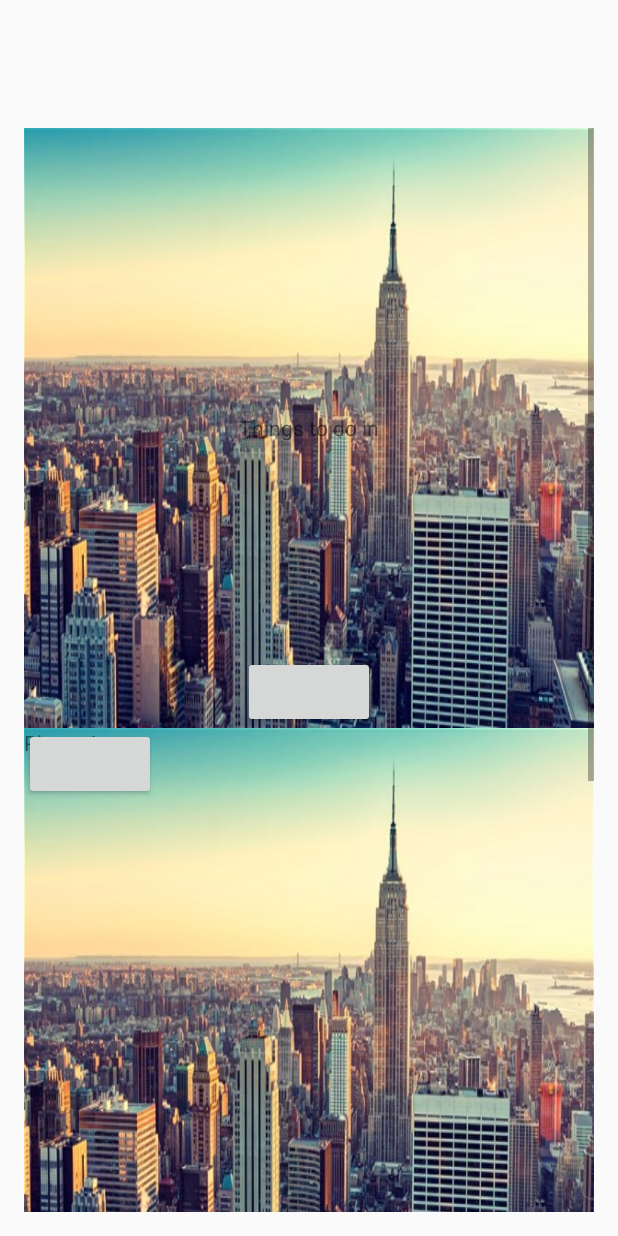
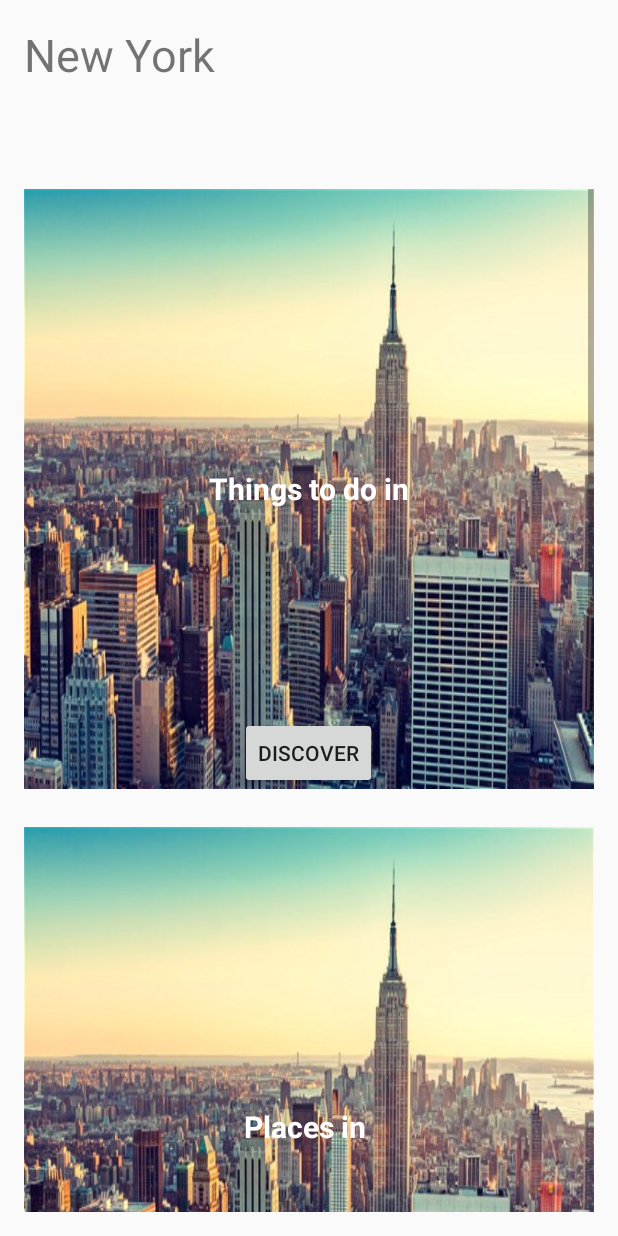
Before and after one commit to samramez/YahooHackaton, an Android app: the layout activity_result.xml on its own in the app's theme, with its tools: preview values and no code run, on a phone screen of 412 x 824 dp. Run offline under Robolectric (Android 15) with nearby library versions, the phone set to English and light mode, and no system bars.

Commit message:
Result activity Hardcoded version done.  I will now try to connect it with the API

```diff
--- a/app/src/main/AndroidManifest.xml
+++ b/app/src/main/AndroidManifest.xml
@@ -10,15 +10,18 @@
         <activity
             android:name=".MainActivity"
             android:label="@string/app_name" >
+
+        </activity>
+        <activity
+            android:name=".ResultActivity"
+            android:label="@string/title_activity_result" >
+
             <intent-filter>
                 <action android:name="android.intent.action.MAIN" />
 
                 <category android:name="android.intent.category.LAUNCHER" />
             </intent-filter>
-        </activity>
-        <activity
-            android:name=".ResultActivity"
-            android:label="@string/title_activity_result" >
+
         </activity>
     </application>
 
--- a/app/src/main/res/layout/activity_result.xml
+++ b/app/src/main/res/layout/activity_result.xml
@@ -6,7 +6,16 @@
     android:paddingRight="@dimen/activity_horizontal_margin"
     android:paddingTop="@dimen/activity_vertical_margin"
     android:paddingBottom="@dimen/activity_vertical_margin"
-    tools:context="com.samramez.yahoohackaton.ResultActivity">
+    tools:context="com.samramez.yahoohackaton.ResultActivity"
+    android:orientation="vertical">
+
+    <TextView
+        android:id="@+id/cityNameTextView"
+        android:layout_width="fill_parent"
+        android:layout_height="wrap_content"
+        android:textSize="30dp"
+        android:text="New York"/>
+
 
     <ScrollView
         android:layout_width="fill_parent"
@@ -24,7 +33,8 @@
 
             <FrameLayout
                 android:layout_width="fill_parent"
-                android:layout_height="wrap_content">
+                android:layout_height="wrap_content"
+                android:paddingBottom="25dp">
                 <ImageView
                     android:id="@+id/toDoImageView"
                     android:layout_width="fill_parent"
@@ -37,18 +47,24 @@
                     android:text="Things to do in"
                     android:layout_width="wrap_content"
                     android:layout_height="wrap_content"
+                    android:textColor="@color/abc_primary_text_material_dark"
+                    android:textStyle="bold"
+                    android:shadowColor="@color/bright_foreground_disabled_material_light"
+                    android:textSize="20dp"
                     android:layout_gravity="center" />
 
                 <Button
                     android:id="@+id/toDoButton"
                     android:layout_width="wrap_content"
                     android:layout_height="wrap_content"
+                    android:text="Discover"
                     android:layout_gravity="center_horizontal|bottom" />
             </FrameLayout>
 
             <FrameLayout
                 android:layout_width="fill_parent"
-                android:layout_height="wrap_content">
+                android:layout_height="wrap_content"
+                android:paddingBottom="25dp">
                 <ImageView
                     android:id="@+id/placesImageView"
                     android:layout_width="fill_parent"
@@ -60,18 +76,26 @@
                     android:id="@+id/placesTextView"
                     android:text="Places in "
                     android:layout_width="wrap_content"
+                    android:layout_gravity="center"
+                    android:textColor="@color/abc_primary_text_material_dark"
+                    android:textStyle="bold"
+                    android:shadowColor="@color/bright_foreground_disabled_material_light"
+                    android:textSize="20dp"
                     android:layout_height="wrap_content" />
 
                 <Button
                     android:id="@+id/placesButton"
                     android:layout_width="wrap_content"
-                    android:layout_height="wrap_content" />
+                    android:layout_height="wrap_content"
+                    android:text="Discover"
+                    android:layout_gravity="center_horizontal|bottom" />
             </FrameLayout>
 
 
             <FrameLayout
                 android:layout_width="fill_parent"
-                android:layout_height="wrap_content">
+                android:layout_height="wrap_content"
+                android:paddingBottom="25dp">
                 <ImageView
                     android:id="@+id/restaurantsImageView"
                     android:layout_width="fill_parent"
@@ -83,12 +107,19 @@
                     android:id="@+id/restaurantsTextView"
                     android:text="Restaurants in "
                     android:layout_width="wrap_content"
+                    android:layout_gravity="center"
+                    android:textColor="@color/abc_primary_text_material_dark"
+                    android:textStyle="bold"
+                    android:shadowColor="@color/bright_foreground_disabled_material_light"
+                    android:textSize="20dp"
                     android:layout_height="wrap_content" />
 
                 <Button
                     android:id="@+id/restaurantsButton"
                     android:layout_width="wrap_content"
-                    android:layout_height="wrap_content" />
+                    android:layout_height="wrap_content"
+                    android:text="Discover"
+                    android:layout_gravity="center_horizontal|bottom" />
             </FrameLayout>
 
         </LinearLayout>
```
